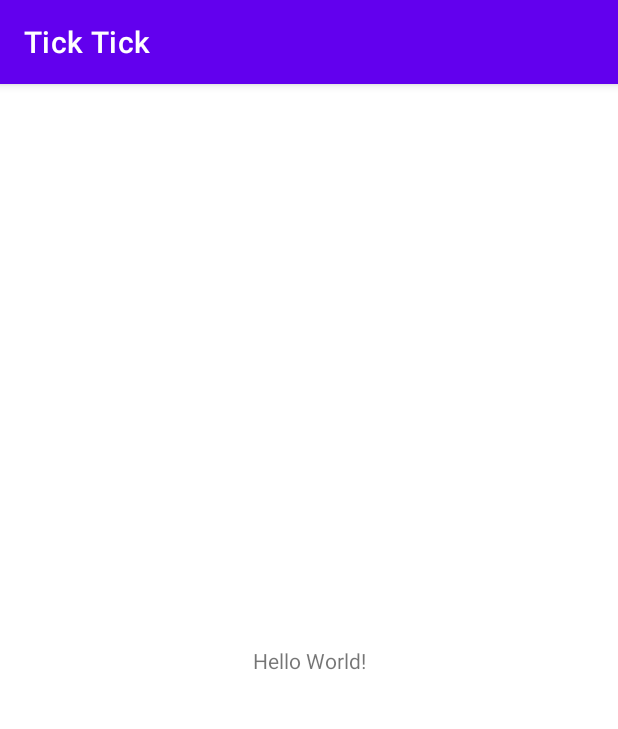
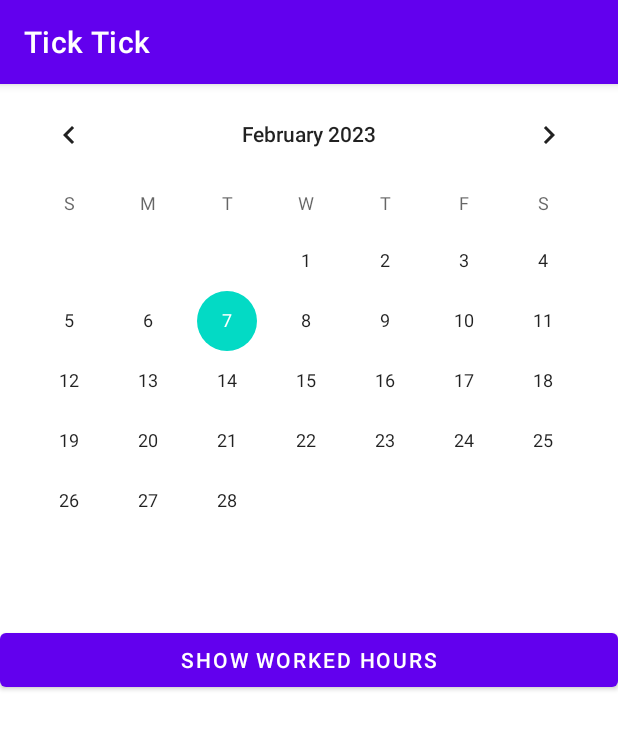
Before and after one commit to harikrishnanponath/tick-tick_android, an Android app: the screen it shows after launch (MainActivity), on a phone screen of 412 x 824 dp. Shown: the top 729 px of the screen. Run offline under Robolectric (Android 15) with nearby library versions, the phone set to English and light mode, and no system bars.

Commit message:
#1 Added worked hours

```diff
--- a/app/build.gradle
+++ b/app/build.gradle
@@ -38,7 +38,9 @@ dependencies {
     implementation 'androidx.appcompat:appcompat:1.5.1'
     implementation 'com.google.android.material:material:1.7.0'
     implementation 'androidx.constraintlayout:constraintlayout:2.1.4'
+    implementation 'com.google.firebase:firebase-crashlytics-buildtools:2.8.1'
     testImplementation 'junit:junit:4.13.2'
     androidTestImplementation 'androidx.test.ext:junit:1.1.4'
     androidTestImplementation 'androidx.test.espresso:espresso-core:3.5.0'
+    implementation 'com.google.code.gson:gson:2.8.6'
 }
--- a/app/src/main/java/com/h_ponathgopinadhan/ticktick/MainActivity.kt
+++ b/app/src/main/java/com/h_ponathgopinadhan/ticktick/MainActivity.kt
@@ -1,11 +1,44 @@
 package com.h_ponathgopinadhan.ticktick
 
+import android.content.Intent
 import androidx.appcompat.app.AppCompatActivity
 import android.os.Bundle
+import android.widget.Button
+
+import android.widget.CalendarView
+
+import java.text.SimpleDateFormat
+import java.util.*
 
 class MainActivity : AppCompatActivity() {
+
+    lateinit var show: Button
+
     override fun onCreate(savedInstanceState: Bundle?) {
         super.onCreate(savedInstanceState)
         setContentView(R.layout.activity_main)
+
+        show = findViewById(R.id.show)
+
+        val calendarView = findViewById<CalendarView>(R.id.calendar_view)
+        calendarView.setOnDateChangeListener { view, year, month, dayOfMonth ->
+            val date = "$year/${month + 1}/$dayOfMonth"
+//            val dateFormat = SimpleDateFormat("dd/MM/yyyy", Locale.getDefault())
+//            val date = dateFormat.format(Date(year - 1900, month, dayOfMonth))
+            val dialogFragment = WorkedHoursDialogFragment.newInstance(date)
+            dialogFragment.show(supportFragmentManager, "worked_hours_dialog")
+            supportFragmentManager.beginTransaction()
+                .replace(R.id.main_container, WorkedHoursListFragment.newInstance())
+                .commit()
+
+        }
+
+        show.setOnClickListener {
+            supportFragmentManager.beginTransaction()
+                .replace(R.id.main_container, WorkedHoursListFragment.newInstance())
+                .commit()
+        }
     }
+
+
 }
--- a/app/src/main/res/layout/activity_main.xml
+++ b/app/src/main/res/layout/activity_main.xml
@@ -1,18 +1,26 @@
 <?xml version="1.0" encoding="utf-8"?>
-<androidx.constraintlayout.widget.ConstraintLayout xmlns:android="http://schemas.android.com/apk/res/android"
-    xmlns:app="http://schemas.android.com/apk/res-auto"
-    xmlns:tools="http://schemas.android.com/tools"
+<LinearLayout xmlns:android="http://schemas.android.com/apk/res/android"
     android:layout_width="match_parent"
     android:layout_height="match_parent"
-    tools:context=".MainActivity">
+    android:orientation="vertical">
 
-    <TextView
-        android:layout_width="wrap_content"
+    <CalendarView
+        android:id="@+id/calendar_view"
+        android:layout_width="match_parent"
+        android:layout_height="0dp"
+        android:layout_weight="1"/>
+
+    <Button
+        android:id="@+id/show"
+        android:layout_width="match_parent"
         android:layout_height="wrap_content"
-        android:text="Hello World!"
-        app:layout_constraintBottom_toBottomOf="parent"
-        app:layout_constraintEnd_toEndOf="parent"
-        app:layout_constraintStart_toStartOf="parent"
-        app:layout_constraintTop_toTopOf="parent" />
+        android:layout_weight="0"
+        android:text="Show worked hours" />
 
-</androidx.constraintlayout.widget.ConstraintLayout>
+    <FrameLayout
+        android:id="@+id/main_container"
+        android:layout_width="match_parent"
+        android:layout_height="0dp"
+        android:layout_weight="1"/>
+
+</LinearLayout>
--- /dev/null
+++ b/app/src/main/res/layout/fragment_worked_hours_list.xml
@@ -0,0 +1,6 @@
+<?xml version="1.0" encoding="utf-8"?>
+<androidx.recyclerview.widget.RecyclerView
+    xmlns:android="http://schemas.android.com/apk/res/android"
+    android:id="@+id/worked_hours_recycler_view"
+    android:layout_width="match_parent"
+    android:layout_height="match_parent" />
--- a/app/src/main/res/values/strings.xml
+++ b/app/src/main/res/values/strings.xml
@@ -1,3 +1,6 @@
 <resources>
     <string name="app_name">Tick Tick</string>
+    <string name="hello_blank_fragment">Hello blank fragment</string>
+    <string name="save">save</string>
+    <string name="cancel">cancel</string>
 </resources>
```
Also changed, not shown: app/src/main/java/com/h_ponathgopinadhan/ticktick/WorkedHoursAdapter.kt (added, +41 -0 lines), app/src/main/java/com/h_ponathgopinadhan/ticktick/WorkedHoursDialogFragment.kt (added, +75 -0 lines), app/src/main/java/com/h_ponathgopinadhan/ticktick/WorkedHoursListFragment.kt (added, +61 -0 lines), app/src/main/res/layout/fragment_worked_hours_dialog.xml (added, +16 -0 lines), app/src/main/res/layout/list_item_worked_hours.xml (added, +34 -0 lines).
